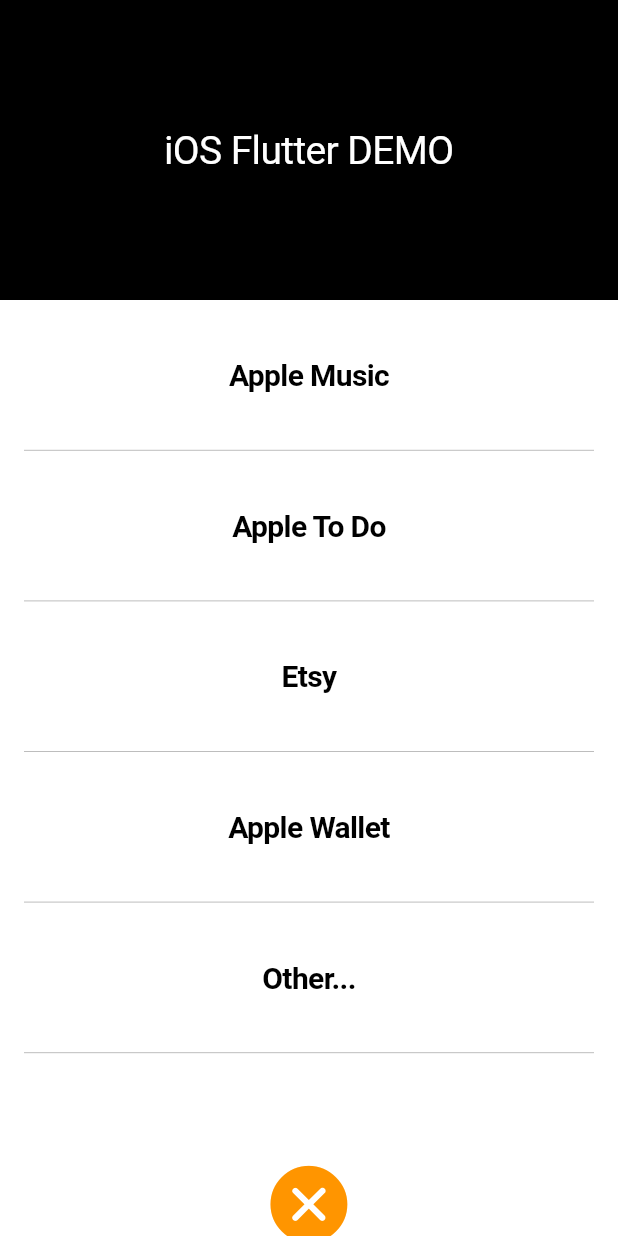
After one commit to amha/my_ios_app, a Flutter app: the Settings screen opened directly, on a phone screen of 412 x 824 dp. The commit adds this screen. Run offline on Flutter 3.47's test engine with Material 2 defaults, Android fonts, the phone set to English and light mode, and no system bars.

Commit message:
Added settings.dart that lists the UIs to be build in this demo.

```diff
--- a/lib/main.dart
+++ b/lib/main.dart
@@ -12,6 +12,7 @@
   Widget build(BuildContext context) {
     return CupertinoApp(
       title: 'iOS Demo',
+      theme: CupertinoThemeData(primaryColor: CupertinoColors.activeBlue),
       home: App(),
     );
   }
--- a/lib/views/app.dart
+++ b/lib/views/app.dart
@@ -1,16 +1,22 @@
 import 'package:flutter/cupertino.dart';
 import 'package:flutter/material.dart';
+import 'package:my_ios_app/views/settings.dart';
 
 class App extends StatelessWidget {
   @override
   Widget build(BuildContext context) {
     return CupertinoPageScaffold(
       navigationBar: CupertinoNavigationBar(
-        middle: Text('Apple Music'),
-        leading: Icon(
-          CupertinoIcons.settings,
-        ),
-      ),
+          middle: Text('Apple Music'),
+          leading: CupertinoButton(
+            child: Icon(
+              CupertinoIcons.settings,
+            ),
+            onPressed: () {
+              Navigator.of(context)
+                  .push(CupertinoPageRoute(builder: (context) => Settings()));
+            },
+          )),
       child: SingleChildScrollView(
         child: Column(
           mainAxisAlignment: MainAxisAlignment.start,
@@ -30,7 +36,7 @@
                     fit: BoxFit.cover,
                   )),
               decoration: BoxDecoration(
-                  color: CupertinoColors.link,
+                  color: Theme.of(context).primaryColor,
                   borderRadius: BorderRadius.all(Radius.circular(10)),
                   boxShadow: [
                     BoxShadow(
--- /dev/null
+++ b/lib/views/settings.dart
@@ -0,0 +1,143 @@
+import 'package:flutter/cupertino.dart';
+import 'package:flutter/material.dart';
+
+class Settings extends StatelessWidget {
+  @override
+  Widget build(BuildContext context) {
+    return CupertinoPageScaffold(
+      child: Column(
+        mainAxisAlignment: MainAxisAlignment.start,
+        crossAxisAlignment: CrossAxisAlignment.center,
+        children: [
+          Container(
+            height: 200,
+            width: MediaQuery.of(context).size.width,
+            color: CupertinoColors.black,
+            child: Center(
+              child: Text(
+                'iOS Flutter DEMO',
+                style: TextStyle(color: CupertinoColors.white, fontSize: 26),
+              ),
+            ),
+          ),
+          Container(
+            height: 100,
+            width: MediaQuery.of(context).size.width,
+            child: Center(
+              child: Text(
+                'Apple Music',
+                style: TextStyle(
+                  fontWeight: FontWeight.w700,
+                  fontSize: 20,
+                ),
+                textAlign: TextAlign.center,
+              ),
+            ),
+          ),
+          Divider(
+            height: .4,
+            indent: 16,
+            endIndent: 16,
+            color: Colors.black26,
+          ),
+          Container(
+            height: 100,
+            width: MediaQuery.of(context).size.width,
+            child: Center(
+              child: Text(
+                'Apple To Do',
+                style: TextStyle(
+                  fontWeight: FontWeight.w700,
+                  fontSize: 20,
+                ),
+                textAlign: TextAlign.center,
+              ),
+            ),
+          ),
+          Divider(
+            height: .4,
+            indent: 16,
+            endIndent: 16,
+            color: Colors.black26,
+          ),
+          Container(
+            height: 100,
+            width: MediaQuery.of(context).size.width,
+            child: Center(
+              child: Text(
+                'Etsy',
+                style: TextStyle(
+                  fontWeight: FontWeight.w700,
+                  fontSize: 20,
+                ),
+                textAlign: TextAlign.center,
+              ),
+            ),
+          ),
+          Divider(
+            height: .4,
+            indent: 16,
+            endIndent: 16,
+            color: Colors.black26,
+          ),
+          Container(
+            height: 100,
+            width: MediaQuery.of(context).size.width,
+            child: Center(
+              child: Text(
+                'Apple Wallet',
+                style: TextStyle(
+                  fontWeight: FontWeight.w700,
+                  fontSize: 20,
+                ),
+                textAlign: TextAlign.center,
+              ),
+            ),
+          ),
+          Divider(
+            height: .4,
+            indent: 16,
+            endIndent: 16,
+            color: Colors.black26,
+          ),
+          Container(
+            height: 100,
+            width: MediaQuery.of(context).size.width,
+            child: Center(
+              child: Text(
+                'Other...',
+                style: TextStyle(
+                  fontWeight: FontWeight.w700,
+                  fontSize: 20,
+                ),
+                textAlign: TextAlign.center,
+              ),
+            ),
+          ),
+          Divider(
+            height: .4,
+            indent: 16,
+            endIndent: 16,
+            color: Colors.black26,
+          ),
+          Container(
+            height: 200,
+            width: MediaQuery.of(context).size.width,
+            child: Center(
+              child: CupertinoButton(
+                onPressed: () {
+                  Navigator.of(context).pop();
+                },
+                child: Icon(
+                  CupertinoIcons.clear_circled_solid,
+                  color: CupertinoColors.activeOrange,
+                  size: 60,
+                ),
+              ),
+            ),
+          )
+        ],
+      ),
+    );
+  }
+}
```
